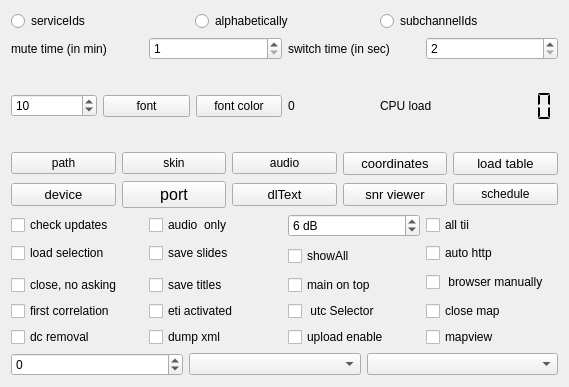
Above: sources/main/forms-v7/config-helper.ui from JvanKatwijk/qt-dab before the change. Below: the same form after it.
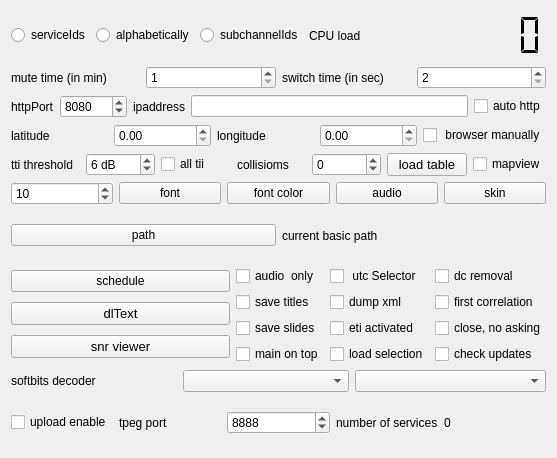
That is the form after the change. Custom widgets are drawn as their Qt base class.

```diff
--- a/sources/main/forms-v7/config-helper.ui
+++ b/sources/main/forms-v7/config-helper.ui
@@ -6,8 +6,8 @@
    <rect>
     <x>0</x>
     <y>0</y>
-    <width>569</width>
-    <height>387</height>
+    <width>557</width>
+    <height>458</height>
    </rect>
   </property>
   <property name="windowTitle">
@@ -16,7 +16,9 @@
   <property name="toolTip">
    <string>&lt;html&gt;&lt;head/&gt;&lt;body&gt;&lt;p&gt;Configuration and control widget.&lt;/p&gt;&lt;/body&gt;&lt;/html&gt;</string>
   </property>
-  <layout class="QVBoxLayout" name="verticalLayout">
+  <layout class="QVBoxLayout" name="verticalLayout_2">
+   <item>
+    <layout class="QHBoxLayout" name="horizontalLayout_10">
    <item>
     <layout class="QHBoxLayout" name="horizontalLayout_8">
      <item>
@@ -56,6 +58,35 @@
     </layout>
    </item>
    <item>
+      <layout class="QHBoxLayout" name="horizontalLayout">
+       <item>
+        <widget class="QLabel" name="label_3">
+         <property name="toolTip">
+          <string>&lt;html&gt;&lt;head/&gt;&lt;body&gt;&lt;p&gt;The CPU load is an indication of the load when executing the program. The load tells the total load on the CPU, i.e. including the load of other programs that might be running.&lt;/p&gt;&lt;/body&gt;&lt;/html&gt;</string>
+         </property>
+         <property name="text">
+          <string>CPU load</string>
+         </property>
+        </widget>
+       </item>
+       <item>
+        <widget class="QLCDNumber" name="loadDisplay">
+         <property name="toolTip">
+          <string>&lt;html&gt;&lt;head/&gt;&lt;body&gt;&lt;p&gt;The number tells the overall CPU load (so, not only the load caused by running Qt-DAB)&lt;/p&gt;&lt;/body&gt;&lt;/html&gt;</string>
+         </property>
+         <property name="frameShape">
+          <enum>QFrame::Shape::NoFrame</enum>
+         </property>
+         <property name="segmentStyle">
+          <enum>QLCDNumber::SegmentStyle::Flat</enum>
+         </property>
+        </widget>
+       </item>
+      </layout>
+     </item>
+    </layout>
+   </item>
+   <item>
     <layout class="QHBoxLayout" name="horizontalLayout_4">
      <item>
       <widget class="QLabel" name="label">
@@ -103,7 +134,170 @@
     </layout>
    </item>
    <item>
-    <layout class="QHBoxLayout" name="horizontalLayout_5">
+    <layout class="QHBoxLayout" name="horizontalLayout_13">
+     <item>
+      <widget class="QLabel" name="label_6">
+       <property name="text">
+        <string>httpPort</string>
+       </property>
+      </widget>
+     </item>
+     <item>
+      <widget class="QSpinBox" name="httpPortSelector">
+       <property name="maximum">
+        <number>100000</number>
+       </property>
+       <property name="value">
+        <number>8080</number>
+       </property>
+      </widget>
+     </item>
+     <item>
+      <widget class="QLabel" name="label_12">
+       <property name="text">
+        <string>ipaddress</string>
+       </property>
+      </widget>
+     </item>
+     <item>
+      <widget class="QLineEdit" name="hostLineEdit"/>
+     </item>
+     <item>
+      <widget class="QCheckBox" name="auto_http">
+       <property name="toolTip">
+        <string>&lt;html&gt;&lt;head/&gt;&lt;body&gt;&lt;p&gt;If enabled, the software will (try to) start the http handler on program start up&lt;/p&gt;&lt;/body&gt;&lt;/html&gt;</string>
+       </property>
+       <property name="text">
+        <string>auto http</string>
+       </property>
+      </widget>
+     </item>
+    </layout>
+   </item>
+   <item>
+    <layout class="QHBoxLayout" name="horizontalLayout_12">
+     <item>
+      <widget class="QLabel" name="label_7">
+       <property name="text">
+        <string>latitude</string>
+       </property>
+      </widget>
+     </item>
+     <item>
+      <widget class="QDoubleSpinBox" name="latitudeSelector">
+       <property name="maximum">
+        <double>9999.000000000000000</double>
+       </property>
+      </widget>
+     </item>
+     <item>
+      <widget class="QLabel" name="label_8">
+       <property name="text">
+        <string>longitude</string>
+       </property>
+      </widget>
+     </item>
+     <item>
+      <widget class="QDoubleSpinBox" name="longitudeSelector">
+       <property name="maximum">
+        <double>999990.000000000000000</double>
+       </property>
+      </widget>
+     </item>
+     <item>
+      <widget class="QCheckBox" name="localBrowserSelector">
+       <property name="toolTip">
+        <string>&lt;html&gt;&lt;head/&gt;&lt;body&gt;&lt;p&gt;Set in the configuration that on starting the http service a browser will have to be started manually. By default  browser starts automaticall when the http button is set. Effective immediately&lt;/p&gt;&lt;p&gt;&lt;br/&gt;&lt;/p&gt;&lt;/body&gt;&lt;/html&gt;</string>
+       </property>
+       <property name="text">
+        <string> browser manually</string>
+       </property>
+      </widget>
+     </item>
+    </layout>
+   </item>
+   <item>
+    <layout class="QHBoxLayout" name="horizontalLayout_3">
+     <item>
+      <widget class="QLabel" name="label_4">
+       <property name="text">
+        <string>tti threshold</string>
+       </property>
+      </widget>
+     </item>
+     <item>
+      <widget class="QSpinBox" name="tiiThreshold_setter">
+       <property name="toolTip">
+        <string>&lt;html&gt;&lt;head/&gt;&lt;body&gt;&lt;p&gt;TII threshold. The TII threshold is used in the detection of TII values in the NULL periods of the DAB frames. Of course, the lower the value, the more chance there is to get false positives.&lt;/p&gt;&lt;p&gt;Selecting the &amp;quot;new&amp;quot; tii detector leads to setting the minimum  threshold to 6 dB, for the other the minimum threshold is 4 dB. Setting the threshold to the minumum value leads in both cases - even with a small antenna - to some false positives.&lt;/p&gt;&lt;/body&gt;&lt;/html&gt;</string>
+       </property>
+       <property name="suffix">
+        <string> dB</string>
+       </property>
+       <property name="minimum">
+        <number>4</number>
+       </property>
+       <property name="value">
+        <number>6</number>
+       </property>
+      </widget>
+     </item>
+     <item>
+      <widget class="QCheckBox" name="allTIISelector">
+       <property name="toolTip">
+        <string>&lt;html&gt;&lt;head/&gt;&lt;body&gt;&lt;p&gt;If/when the threshold value for the TII detection is too low, the TII detector will &amp;quot;detect&amp;quot; non-existent transmitters. While some users want to see anythings that is detected, others (including myself) only want the &amp;quot;real&amp;quot; transmitters to appear on the DX display.&lt;/p&gt;&lt;p&gt;While by default the setting is &amp;quot;on&amp;quot;, switchin the selector 's value to &amp;quot;off&amp;quot; tells the software to show only transmitters known by the database.&lt;/p&gt;&lt;/body&gt;&lt;/html&gt;</string>
+       </property>
+       <property name="text">
+        <string>all tii</string>
+       </property>
+      </widget>
+     </item>
+     <item>
+      <widget class="QLabel" name="label_9">
+       <property name="text">
+        <string>collisioms</string>
+       </property>
+      </widget>
+     </item>
+     <item>
+      <widget class="QSpinBox" name="tiiCollisions">
+       <property name="toolTip">
+        <string>&lt;html&gt;&lt;head/&gt;&lt;body&gt;&lt;p&gt;If setting a subId value different from 0, the software searches for ALL mainIds, associated with that  subId.&lt;/p&gt;&lt;/body&gt;&lt;/html&gt;</string>
+       </property>
+       <property name="minimum">
+        <number>-1</number>
+       </property>
+       <property name="maximum">
+        <number>24</number>
+       </property>
+      </widget>
+     </item>
+     <item>
+      <widget class="smallPushButton" name="loadTableButton">
+       <property name="font">
+        <font>
+         <pointsize>10</pointsize>
+        </font>
+       </property>
+       <property name="toolTip">
+        <string>&lt;html&gt;&lt;head/&gt;&lt;body&gt;&lt;p&gt;Touching this button will instruct the software to load a fresh database. Note that this only works if either the software is precompiled or you have installed the small library as discussed in the installation instructions.&lt;/p&gt;&lt;/body&gt;&lt;/html&gt;</string>
+       </property>
+       <property name="text">
+        <string>load table</string>
+       </property>
+      </widget>
+     </item>
+     <item>
+      <widget class="QCheckBox" name="mapViewSelector">
+       <property name="toolTip">
+        <string>&lt;html&gt;&lt;head/&gt;&lt;body&gt;&lt;p&gt;When set, the software is instructed to start an EPG processor when an EPG service is detected on starting an ensemble.&lt;/p&gt;&lt;/body&gt;&lt;/html&gt;</string>
+       </property>
+       <property name="text">
+        <string>mapview</string>
+       </property>
+      </widget>
+     </item>
+    </layout>
+   </item>
      <item>
       <layout class="QHBoxLayout" name="horizontalLayout_2">
        <item>
@@ -142,70 +336,7 @@
          </property>
         </widget>
        </item>
-      </layout>
-     </item>
      <item>
-      <layout class="QHBoxLayout" name="horizontalLayout">
-       <item>
-        <widget class="clickablelabel" name="activeServices">
-         <property name="toolTip">
-          <string>&lt;html&gt;&lt;head/&gt;&lt;body&gt;&lt;p&gt;Number of active (sub)services. Each (sub)service runs in ots own thread.&lt;/p&gt;&lt;/body&gt;&lt;/html&gt;</string>
-         </property>
-         <property name="text">
-          <string>0</string>
-         </property>
-        </widget>
-       </item>
-       <item>
-        <widget class="QLabel" name="label_3">
-         <property name="toolTip">
-          <string>&lt;html&gt;&lt;head/&gt;&lt;body&gt;&lt;p&gt;The CPU load is an indication of the load when executing the program. The load tells the total load on the CPU, i.e. including the load of other programs that might be running.&lt;/p&gt;&lt;/body&gt;&lt;/html&gt;</string>
-         </property>
-         <property name="text">
-          <string>CPU load</string>
-         </property>
-        </widget>
-       </item>
-       <item>
-        <widget class="QLCDNumber" name="loadDisplay">
-         <property name="toolTip">
-          <string>&lt;html&gt;&lt;head/&gt;&lt;body&gt;&lt;p&gt;The number tells the overall CPU load (so, not only the load caused by running Qt-DAB)&lt;/p&gt;&lt;/body&gt;&lt;/html&gt;</string>
-         </property>
-         <property name="frameShape">
-          <enum>QFrame::Shape::NoFrame</enum>
-         </property>
-         <property name="segmentStyle">
-          <enum>QLCDNumber::SegmentStyle::Flat</enum>
-         </property>
-        </widget>
-       </item>
-      </layout>
-     </item>
-    </layout>
-   </item>
-   <item>
-    <layout class="QGridLayout" name="gridLayout_2">
-     <item row="0" column="0">
-      <widget class="smallPushButton" name="pathButton">
-       <property name="toolTip">
-        <string>&lt;html&gt;&lt;head/&gt;&lt;body&gt;&lt;p&gt;The files containing slides - if being saved - will be saved in a folder/directory Qt-DAB-files in the home folder/directory. The tii files as well as the log file (both of caourse when enabled) are also stored in that folder/directory. The path can be altered by entering an EXISTING folder/directory in the menu that appears when the button is touched. That path will be effective the next program invocation.&lt;/p&gt;&lt;/body&gt;&lt;/html&gt;</string>
-       </property>
-       <property name="text">
-        <string>path</string>
-       </property>
-      </widget>
-     </item>
-     <item row="0" column="1">
-      <widget class="smallPushButton" name="skinButton">
-       <property name="toolTip">
-        <string>&lt;html&gt;&lt;head/&gt;&lt;body&gt;&lt;p&gt;Select one of a few &amp;quot;skin&amp;quot;s for the widgets in the program. Will be effective the next program invocation.&lt;/p&gt;&lt;/body&gt;&lt;/html&gt;</string>
-       </property>
-       <property name="text">
-        <string>skin</string>
-       </property>
-      </widget>
-     </item>
-     <item row="0" column="2">
       <widget class="smallPushButton" name="audioSelectButton">
        <property name="toolTip">
         <string>&lt;html&gt;&lt;head/&gt;&lt;body&gt;&lt;p&gt;Choose between portaudio or Qt-audio as audio handler (will be effective next program invocation). Note that if no audio channels for the Qt_audio driver can be found, the default setting of portaudio is applied.&lt;/p&gt;&lt;/body&gt;&lt;/html&gt;</string>
@@ -215,81 +346,54 @@
        </property>
       </widget>
      </item>
-     <item row="0" column="3">
-      <widget class="smallPushButton" name="set_coordinatesButton">
-       <property name="sizePolicy">
-        <sizepolicy hsizetype="Preferred" vsizetype="Fixed">
-         <horstretch>0</horstretch>
-         <verstretch>0</verstretch>
-        </sizepolicy>
-       </property>
-       <property name="font">
-        <font>
-         <family>Cantarell</family>
-         <pointsize>10</pointsize>
-        </font>
-       </property>
+     <item>
+      <widget class="smallPushButton" name="skinButton">
        <property name="toolTip">
         <string>&lt;html&gt;&lt;head/&gt;&lt;body&gt;&lt;p&gt;Touching this button shows a small menu where you can fill in the coordinates (in decimal notation) of your location.&lt;/p&gt;&lt;/body&gt;&lt;/html&gt;</string>
        </property>
        <property name="text">
-        <string>coordinates</string>
+        <string>skin</string>
        </property>
       </widget>
      </item>
-     <item row="0" column="4">
-      <widget class="smallPushButton" name="loadTableButton">
-       <property name="font">
-        <font>
-         <pointsize>10</pointsize>
-        </font>
-       </property>
+    </layout>
+   </item>
+   <item>
+    <layout class="QHBoxLayout" name="horizontalLayout_5">
+     <item>
+      <widget class="smallPushButton" name="pathButton">
        <property name="toolTip">
         <string>&lt;html&gt;&lt;head/&gt;&lt;body&gt;&lt;p&gt;Touching this button will instruct the software to load a fresh database. Note that this only works if either the software is precompiled or you have installed the small library as discussed in the installation instructions.&lt;/p&gt;&lt;/body&gt;&lt;/html&gt;</string>
        </property>
        <property name="text">
-        <string>load table</string>
+        <string>path</string>
        </property>
       </widget>
      </item>
-     <item row="1" column="0">
-      <widget class="smallPushButton" name="devicewidgetButton">
-       <property name="sizePolicy">
-        <sizepolicy hsizetype="Preferred" vsizetype="Fixed">
-         <horstretch>0</horstretch>
-         <verstretch>0</verstretch>
-        </sizepolicy>
-       </property>
-       <property name="font">
-        <font>
-         <family>Cantarell</family>
-         <pointsize>10</pointsize>
-        </font>
-       </property>
-       <property name="toolTip">
-        <string>&lt;html&gt;&lt;head/&gt;&lt;body&gt;&lt;p&gt;show or hide the widget for controlling the device.&lt;/p&gt;&lt;/body&gt;&lt;/html&gt;</string>
-       </property>
+     <item>
+      <widget class="QLabel" name="pathLabel">
        <property name="text">
-        <string>device</string>
+        <string>current basic path</string>
        </property>
       </widget>
      </item>
-     <item row="1" column="1">
-      <widget class="smallPushButton" name="portSelector">
-       <property name="font">
-        <font>
-         <pointsize>12</pointsize>
-        </font>
-       </property>
+    </layout>
+   </item>
+   <item>
+    <layout class="QHBoxLayout" name="horizontalLayout_9">
+     <item>
+      <layout class="QVBoxLayout" name="verticalLayout">
+       <item>
+        <widget class="smallPushButton" name="scheduleButton">
        <property name="toolTip">
         <string>&lt;html&gt;&lt;head/&gt;&lt;body&gt;&lt;p&gt;touching this button allws you to select a port for communication with a webbrowser when showing a map.&lt;/p&gt;&lt;/body&gt;&lt;/html&gt;</string>
        </property>
        <property name="text">
-        <string>port</string>
+          <string>schedule</string>
        </property>
       </widget>
      </item>
-     <item row="1" column="2">
+       <item>
       <widget class="smallPushButton" name="dlTextButton">
        <property name="font">
         <font>
@@ -304,7 +408,7 @@
        </property>
       </widget>
      </item>
-     <item row="1" column="3">
+       <item>
       <widget class="smallPushButton" name="snrButton">
        <property name="sizePolicy">
         <sizepolicy hsizetype="Preferred" vsizetype="Fixed">
@@ -326,31 +430,11 @@
        </property>
       </widget>
      </item>
-     <item row="1" column="4">
-      <widget class="smallPushButton" name="scheduleButton">
-       <property name="toolTip">
-        <string>&lt;html&gt;&lt;head/&gt;&lt;body&gt;&lt;p&gt;Touching this button allows specifying an element for the scheduler&lt;/p&gt;&lt;/body&gt;&lt;/html&gt;</string>
-       </property>
-       <property name="text">
-        <string>schedule</string>
-       </property>
-      </widget>
-     </item>
     </layout>
    </item>
    <item>
-    <layout class="QGridLayout" name="gridLayout">
+      <layout class="QGridLayout" name="gridLayout_2">
      <item row="0" column="0">
-      <widget class="QCheckBox" name="updateChecker">
-       <property name="toolTip">
-        <string>&lt;html&gt;&lt;head/&gt;&lt;body&gt;&lt;p&gt;If this selector is set, the list of services is stored in a user defined file.&lt;/p&gt;&lt;/body&gt;&lt;/html&gt;</string>
-       </property>
-       <property name="text">
-        <string>check updates</string>
-       </property>
-      </widget>
-     </item>
-     <item row="0" column="1">
       <widget class="QCheckBox" name="audioServices_only">
        <property name="toolTip">
         <string>&lt;html&gt;&lt;head/&gt;&lt;body&gt;&lt;p&gt;Many ensembles contain both audio and data services (e.g. TPEG, EPG). If selected here, only audio services and  the EPG service if part of the ensemble will be shown in the services list&lt;/p&gt;&lt;/body&gt;&lt;/html&gt;</string>
@@ -360,133 +444,7 @@
        </property>
       </widget>
      </item>
-     <item row="0" column="2">
-      <widget class="QSpinBox" name="tiiThreshold_setter">
-       <property name="toolTip">
-        <string>&lt;html&gt;&lt;head/&gt;&lt;body&gt;&lt;p&gt;TII threshold. The TII threshold is used in the detection of TII values in the NULL periods of the DAB frames. Of course, the lower the value, the more chance there is to get false positives.&lt;/p&gt;&lt;p&gt;Selecting the &amp;quot;new&amp;quot; tii detector leads to setting the minimum  threshold to 6 dB, for the other the minimum threshold is 4 dB. Setting the threshold to the minumum value leads in both cases - even with a small antenna - to some false positives.&lt;/p&gt;&lt;/body&gt;&lt;/html&gt;</string>
-       </property>
-       <property name="suffix">
-        <string> dB</string>
-       </property>
-       <property name="minimum">
-        <number>4</number>
-       </property>
-       <property name="value">
-        <number>6</number>
-       </property>
-      </widget>
-     </item>
-     <item row="0" column="3">
-      <widget class="QCheckBox" name="allTIISelector">
-       <property name="toolTip">
-        <string>&lt;html&gt;&lt;head/&gt;&lt;body&gt;&lt;p&gt;If/when the threshold value for the TII detection is too low, the TII detector will &amp;quot;detect&amp;quot; non-existent transmitters. While some users want to see anythings that is detected, others (including myself) only want the &amp;quot;real&amp;quot; transmitters to appear on the DX display.&lt;/p&gt;&lt;p&gt;While by default the setting is &amp;quot;on&amp;quot;, switchin the selector 's value to &amp;quot;off&amp;quot; tells the software to show only transmitters known by the database.&lt;/p&gt;&lt;/body&gt;&lt;/html&gt;</string>
-       </property>
-       <property name="text">
-        <string>all tii</string>
-       </property>
-      </widget>
-     </item>
-     <item row="1" column="0">
-      <widget class="QCheckBox" name="loadSelection_selector">
-       <property name="toolTip">
-        <string>&lt;html&gt;&lt;head/&gt;&lt;body&gt;&lt;p&gt;If this selector is set, the list of services is loaded from a user defined file. If loading from such a file fails, the software will load the list from the default file.&lt;/p&gt;&lt;/body&gt;&lt;/html&gt;</string>
-       </property>
-       <property name="text">
-        <string>load selection</string>
-       </property>
-      </widget>
-     </item>
-     <item row="1" column="1">
-      <widget class="QCheckBox" name="saveSlides">
-       <property name="toolTip">
-        <string>&lt;html&gt;&lt;head/&gt;&lt;body&gt;&lt;p&gt;If set, slides (pictures) appearing during transmissions are being saved&lt;/p&gt;&lt;/body&gt;&lt;/html&gt;</string>
-       </property>
-       <property name="text">
-        <string>save slides</string>
-       </property>
-      </widget>
-     </item>
-     <item row="1" column="2" rowspan="2">
-      <widget class="QCheckBox" name="showAll_selector">
-       <property name="toolTip">
-        <string>&lt;html&gt;&lt;head/&gt;&lt;body&gt;&lt;p&gt;Display of transmitters on the map has two modes, selected by this checkbox. If enabled, all (channel, tiiPairs) per transmitter is shown, i.e. if it is seen that - for different channels - the same  transmitter(location) is used, then for each of the channels the channelname and the tii values are shown in a list.&lt;/p&gt;&lt;p&gt;If the checkbox is disabled, then for each transmitter(location) seen, only the channel last seen is shown.&lt;/p&gt;&lt;/body&gt;&lt;/html&gt;</string>
-       </property>
-       <property name="text">
-        <string>showAll</string>
-       </property>
-      </widget>
-     </item>
-     <item row="1" column="3">
-      <widget class="QCheckBox" name="auto_http">
-       <property name="toolTip">
-        <string>&lt;html&gt;&lt;head/&gt;&lt;body&gt;&lt;p&gt;If enabled, the software will (try to) start the http handler on program start up&lt;/p&gt;&lt;/body&gt;&lt;/html&gt;</string>
-       </property>
-       <property name="text">
-        <string>auto http</string>
-       </property>
-      </widget>
-     </item>
-     <item row="2" column="3" rowspan="2">
-      <widget class="QCheckBox" name="localBrowserSelector">
-       <property name="toolTip">
-        <string>&lt;html&gt;&lt;head/&gt;&lt;body&gt;&lt;p&gt;Set in the configuration that on starting the http service a browser will have to be started manually. By default  browser starts automaticall when the http button is set. Effective immediately&lt;/p&gt;&lt;p&gt;&lt;br/&gt;&lt;/p&gt;&lt;/body&gt;&lt;/html&gt;</string>
-       </property>
-       <property name="text">
-        <string> browser manually</string>
-       </property>
-      </widget>
-     </item>
-     <item row="3" column="0">
-      <widget class="QCheckBox" name="closeDirect_selector">
-       <property name="toolTip">
-        <string>&lt;html&gt;&lt;head/&gt;&lt;body&gt;&lt;p&gt;If you are bored with the explicit request to stop, touch this one, and stopping is direct&lt;/p&gt;&lt;/body&gt;&lt;/html&gt;</string>
-       </property>
-       <property name="text">
-        <string>close, no asking</string>
-       </property>
-      </widget>
-     </item>
-     <item row="3" column="1">
-      <widget class="QCheckBox" name="saveTitlesSelector">
-       <property name="toolTip">
-        <string>&lt;html&gt;&lt;head/&gt;&lt;body&gt;&lt;p&gt;Having this selector set instructs the software to apply the so called DL2 rules to the dynamic label text. When DL2 is recognized in the forming of the dynamic label text, the titles of songs can be separated from the dynamic label and stored in a file in the Qt-DAB-files folder&lt;/p&gt;&lt;/body&gt;&lt;/html&gt;</string>
-       </property>
-       <property name="text">
-        <string>save titles</string>
-       </property>
-      </widget>
-     </item>
-     <item row="3" column="2">
-      <widget class="QCheckBox" name="onTop">
-       <property name="toolTip">
-        <string>&lt;html&gt;&lt;head/&gt;&lt;body&gt;&lt;p&gt;Set in the configuration whether or not the main widget should ALWAYS be op top. Note that setting will be applied the next time the program will start.&lt;/p&gt;&lt;p&gt;Note further that in Windows a problem may occur: a warning message might be invisible, hidden by the main widget op top.&lt;/p&gt;&lt;/body&gt;&lt;/html&gt;</string>
-       </property>
-       <property name="text">
-        <string>main on top</string>
-       </property>
-      </widget>
-     </item>
-     <item row="4" column="0">
-      <widget class="QCheckBox" name="correlationSelector">
-       <property name="toolTip">
-        <string>&lt;html&gt;&lt;head/&gt;&lt;body&gt;&lt;p&gt;Synchronization of the receiver software with the incoming samplestream is dome using a correlation algorithm. As the scope on the displaywidget often shows is that there is more than a single peak in the correlation. Normally, the strongest peak is used, however, sometimes the difference in stength between peaks is so small, that the &amp;quot;strongest&amp;quot; one changes quite often.&lt;/p&gt;&lt;p&gt;Selecting this ensures that the software takes the first of the peaks that meets some strength criteria&lt;/p&gt;&lt;/body&gt;&lt;/html&gt;</string>
-       </property>
-       <property name="text">
-        <string>first correlation</string>
-       </property>
-      </widget>
-     </item>
-     <item row="4" column="1">
-      <widget class="QCheckBox" name="etiActivated_selector">
-       <property name="toolTip">
-        <string>&lt;html&gt;&lt;head/&gt;&lt;body&gt;&lt;p&gt;eti files can be generated by Qt-DAB-5.x. Since generating an eti file from an ensemble seems incompatible with scanning, the scan button is replaced by an &amp;quot;eti&amp;quot; button when eti is activated.&lt;/p&gt;&lt;p&gt;&lt;span style=&quot; font-weight:700;&quot;&gt;Note that building up an eti file requires quite some resources.&lt;/span&gt;&lt;/p&gt;&lt;p&gt;If eti is activated, the scanButton is replaced by the etiButton. Touching that button shows a fileselection menu, after selecting a file the content of the ensemble is sent in eti format to the file. The eti session stops when (a) the eti button is touched again, (b) switching to another channel or (c) disabling eti by unchecking the checkbox.&lt;/p&gt;&lt;p&gt;&lt;br/&gt;&lt;/p&gt;&lt;/body&gt;&lt;/html&gt;</string>
-       </property>
-       <property name="text">
-        <string>eti activated</string>
-       </property>
-      </widget>
-     </item>
-     <item row="4" column="2">
+       <item row="0" column="1">
       <widget class="QCheckBox" name="utc_selector">
        <property name="toolTip">
         <string>&lt;html&gt;&lt;head/&gt;&lt;body&gt;&lt;p&gt;If you want to see UTC in the logs select this one.&lt;/p&gt;&lt;/body&gt;&lt;/html&gt;</string>
@@ -496,17 +454,7 @@
        </property>
       </widget>
      </item>
-     <item row="4" column="3">
-      <widget class="QCheckBox" name="close_mapSelector">
-       <property name="toolTip">
-        <string>&lt;html&gt;&lt;head/&gt;&lt;body&gt;&lt;p&gt;If this selector is set, then at stopping the map handler, a request is issued to close the map.&lt;/p&gt;&lt;/body&gt;&lt;/html&gt;</string>
-       </property>
-       <property name="text">
-        <string>close map</string>
-       </property>
-      </widget>
-     </item>
-     <item row="5" column="0">
+       <item row="0" column="2">
       <widget class="QCheckBox" name="dcRemovalSelector">
        <property name="toolTip">
         <string>&lt;html&gt;&lt;head/&gt;&lt;body&gt;&lt;p&gt;If set, a log file is maintained (as usual for windows in the folder in the home folder and for Linux in the directory /tmp in a folder/directory Qt-DAB-files) in a txt file :logFile.txt, in which activities such as selecting a device, channel, service, dump are written, preceded by the time of the activity.&lt;/p&gt;&lt;p&gt;The setting of the selector is maintained between program invocations.&lt;/p&gt;&lt;/body&gt;&lt;/html&gt;</string>
@@ -516,7 +464,17 @@
        </property>
       </widget>
      </item>
-     <item row="5" column="1">
+       <item row="1" column="0">
+        <widget class="QCheckBox" name="saveTitlesSelector">
+         <property name="toolTip">
+          <string>&lt;html&gt;&lt;head/&gt;&lt;body&gt;&lt;p&gt;Having this selector set instructs the software to apply the so called DL2 rules to the dynamic label text. When DL2 is recognized in the forming of the dynamic label text, the titles of songs can be separated from the dynamic label and stored in a file in the Qt-DAB-files folder&lt;/p&gt;&lt;/body&gt;&lt;/html&gt;</string>
+         </property>
+         <property name="text">
+          <string>save titles</string>
+         </property>
+        </widget>
+       </item>
+       <item row="1" column="1">
       <widget class="QCheckBox" name="dumpmodeSelector">
        <property name="toolTip">
         <string>&lt;html&gt;&lt;head/&gt;&lt;body&gt;&lt;p&gt;The dump facility is changed. Dumping the input samples is now centralized (use the right hand mouse button on the ensemblename left top of the main widget).&lt;/p&gt;&lt;p&gt;If selected the dump will be in xml format (but of course only if the device supports that)&lt;/p&gt;&lt;p&gt;otherwise an &amp;quot;wav&amp;quot; file will be generated.&lt;/p&gt;&lt;/body&gt;&lt;/html&gt;</string>
@@ -526,40 +484,86 @@
        </property>
       </widget>
      </item>
-     <item row="5" column="2">
-      <widget class="QCheckBox" name="upload_selector">
+       <item row="1" column="2">
+        <widget class="QCheckBox" name="correlationSelector">
        <property name="toolTip">
         <string>&lt;html&gt;&lt;head/&gt;&lt;body&gt;&lt;p&gt;&amp;quot;upload enable&amp;quot; is a selector for - if configured - allowing some data to be uploaded to fmlist.org. When touching the ensemblename on top of the left part of the main widget, the current content of the ensemble is shown (in &amp;quot;.csv&amp;quot; format). If this selector is enabled - and if the feature is configured - you will be asked to accept (or deny) sending up the contents of the ensemble to &amp;quot;fmlist.org&amp;quot; (the site that is responsible for the database mapping the TII numbers to station names and station attributes.&lt;/p&gt;&lt;p&gt;The same for the result of the single scan.&lt;/p&gt;&lt;p&gt;&lt;br/&gt;&lt;/p&gt;&lt;/body&gt;&lt;/html&gt;</string>
        </property>
        <property name="text">
-        <string>upload enable</string>
+          <string>first correlation</string>
        </property>
       </widget>
      </item>
-     <item row="5" column="3">
-      <widget class="QCheckBox" name="mapViewSelector">
+       <item row="2" column="0">
+        <widget class="QCheckBox" name="saveSlides">
        <property name="toolTip">
         <string>&lt;html&gt;&lt;head/&gt;&lt;body&gt;&lt;p&gt;When set, the software is instructed to start an EPG processor when an EPG service is detected on starting an ensemble.&lt;/p&gt;&lt;/body&gt;&lt;/html&gt;</string>
        </property>
        <property name="text">
-        <string>mapview</string>
+          <string>save slides</string>
        </property>
       </widget>
      </item>
-    </layout>
-   </item>
-   <item>
-    <layout class="QHBoxLayout" name="horizontalLayout_3">
-     <item>
-      <widget class="QSpinBox" name="tiiCollisions">
+       <item row="2" column="1">
+        <widget class="QCheckBox" name="etiActivated_selector">
+         <property name="toolTip">
+          <string>&lt;html&gt;&lt;head/&gt;&lt;body&gt;&lt;p&gt;eti files can be generated by Qt-DAB-5.x. Since generating an eti file from an ensemble seems incompatible with scanning, the scan button is replaced by an &amp;quot;eti&amp;quot; button when eti is activated.&lt;/p&gt;&lt;p&gt;&lt;span style=&quot; font-weight:700;&quot;&gt;Note that building up an eti file requires quite some resources.&lt;/span&gt;&lt;/p&gt;&lt;p&gt;If eti is activated, the scanButton is replaced by the etiButton. Touching that button shows a fileselection menu, after selecting a file the content of the ensemble is sent in eti format to the file. The eti session stops when (a) the eti button is touched again, (b) switching to another channel or (c) disabling eti by unchecking the checkbox.&lt;/p&gt;&lt;p&gt;&lt;br/&gt;&lt;/p&gt;&lt;/body&gt;&lt;/html&gt;</string>
+         </property>
+         <property name="text">
+          <string>eti activated</string>
+         </property>
+        </widget>
+       </item>
+       <item row="2" column="2">
+        <widget class="QCheckBox" name="closeDirect_selector">
        <property name="toolTip">
-        <string>&lt;html&gt;&lt;head/&gt;&lt;body&gt;&lt;p&gt;If setting a subId value different from 0, the software searches for ALL mainIds, associated with that  subId.&lt;/p&gt;&lt;/body&gt;&lt;/html&gt;</string>
-       </property>
-       <property name="minimum">
-        <number>-1</number>
-       </property>
-       <property name="maximum">
-        <number>24</number>
+          <string>&lt;html&gt;&lt;head/&gt;&lt;body&gt;&lt;p&gt;If you are bored with the explicit request to stop, touch this one, and stopping is direct&lt;/p&gt;&lt;/body&gt;&lt;/html&gt;</string>
+         </property>
+         <property name="text">
+          <string>close, no asking</string>
+         </property>
+        </widget>
+       </item>
+       <item row="3" column="0">
+        <widget class="QCheckBox" name="onTop">
+         <property name="toolTip">
+          <string>&lt;html&gt;&lt;head/&gt;&lt;body&gt;&lt;p&gt;Set in the configuration whether or not the main widget should ALWAYS be op top. Note that setting will be applied the next time the program will start.&lt;/p&gt;&lt;p&gt;Note further that in Windows a problem may occur: a warning message might be invisible, hidden by the main widget op top.&lt;/p&gt;&lt;/body&gt;&lt;/html&gt;</string>
+         </property>
+         <property name="text">
+          <string>main on top</string>
+         </property>
+        </widget>
+       </item>
+       <item row="3" column="1">
+        <widget class="QCheckBox" name="loadSelection_selector">
+         <property name="toolTip">
+          <string>&lt;html&gt;&lt;head/&gt;&lt;body&gt;&lt;p&gt;If this selector is set, the list of services is loaded from a user defined file. If loading from such a file fails, the software will load the list from the default file.&lt;/p&gt;&lt;/body&gt;&lt;/html&gt;</string>
+         </property>
+         <property name="text">
+          <string>load selection</string>
+         </property>
+        </widget>
+       </item>
+       <item row="3" column="2">
+        <widget class="QCheckBox" name="updateChecker">
+         <property name="toolTip">
+          <string>&lt;html&gt;&lt;head/&gt;&lt;body&gt;&lt;p&gt;If this selector is set, the list of services is stored in a user defined file.&lt;/p&gt;&lt;/body&gt;&lt;/html&gt;</string>
+         </property>
+         <property name="text">
+          <string>check updates</string>
+         </property>
+        </widget>
+       </item>
+      </layout>
+     </item>
+    </layout>
+   </item>
+   <item>
+    <layout class="QHBoxLayout" name="horizontalLayout_11">
+     <item>
+      <widget class="QLabel" name="label_10">
+       <property name="text">
+        <string>softbits decoder</string>
        </property>
       </widget>
      </item>
@@ -585,6 +589,54 @@
      </item>
     </layout>
    </item>
+   <item>
+    <layout class="QHBoxLayout" name="horizontalLayout_7">
+     <item>
+      <widget class="QCheckBox" name="upload_selector">
+       <property name="toolTip">
+        <string>&lt;html&gt;&lt;head/&gt;&lt;body&gt;&lt;p&gt;&amp;quot;upload enable&amp;quot; is a selector for - if configured - allowing some data to be uploaded to fmlist.org. When touching the ensemblename on top of the left part of the main widget, the current content of the ensemble is shown (in &amp;quot;.csv&amp;quot; format). If this selector is enabled - and if the feature is configured - you will be asked to accept (or deny) sending up the contents of the ensemble to &amp;quot;fmlist.org&amp;quot; (the site that is responsible for the database mapping the TII numbers to station names and station attributes.&lt;/p&gt;&lt;p&gt;The same for the result of the single scan.&lt;/p&gt;&lt;p&gt;&lt;br/&gt;&lt;/p&gt;&lt;/body&gt;&lt;/html&gt;</string>
+       </property>
+       <property name="text">
+        <string>upload enable</string>
+       </property>
+      </widget>
+     </item>
+     <item>
+      <widget class="QLabel" name="label_5">
+       <property name="text">
+        <string>tpeg port</string>
+       </property>
+      </widget>
+     </item>
+     <item>
+      <widget class="QSpinBox" name="tpegPortSelector">
+       <property name="maximum">
+        <number>10000</number>
+       </property>
+       <property name="value">
+        <number>8888</number>
+       </property>
+      </widget>
+     </item>
+     <item>
+      <widget class="QLabel" name="label_11">
+       <property name="text">
+        <string>number of services</string>
+       </property>
+      </widget>
+     </item>
+     <item>
+      <widget class="clickablelabel" name="activeServices">
+       <property name="toolTip">
+        <string>&lt;html&gt;&lt;head/&gt;&lt;body&gt;&lt;p&gt;Number of active (sub)services. Each (sub)service runs in ots own thread.&lt;/p&gt;&lt;/body&gt;&lt;/html&gt;</string>
+       </property>
+       <property name="text">
+        <string>0</string>
+       </property>
+      </widget>
+     </item>
+    </layout>
+   </item>
   </layout>
  </widget>
  <customwidgets>
```
Left out of the diff: 10 changed lines with no effect on the pictures. Lines whose indentation alone changed are shown as unchanged.
